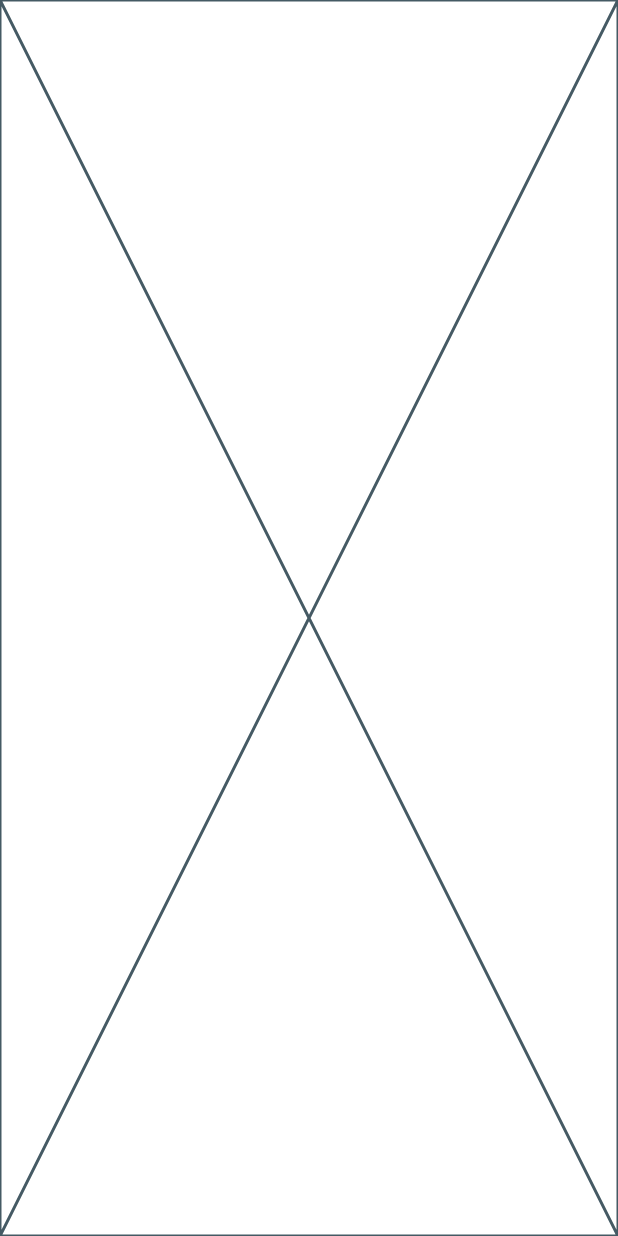
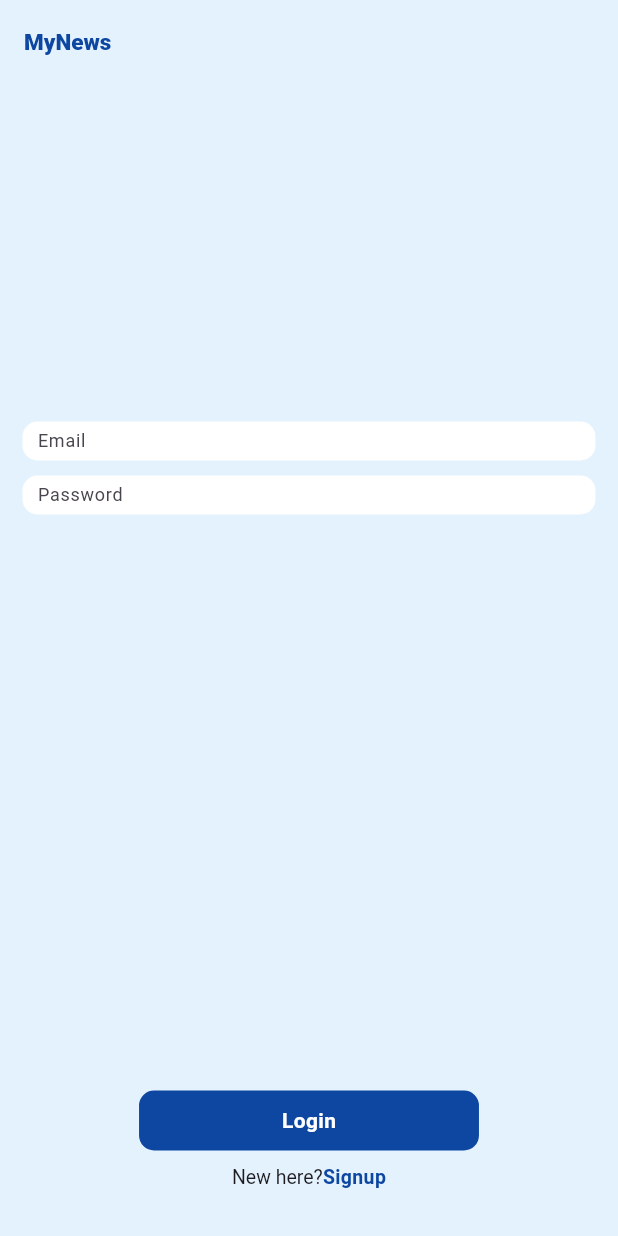
Before and after one commit to VishnuMelath/mynews, a Flutter app: the screen it shows after launch, on a phone screen of 412 x 824 dp. Run offline on Flutter 3.47's test engine with Material 3 defaults, Android fonts, the phone set to English and light mode, and no system bars; our stand-ins replace cloud_firestore, firebase_auth, firebase_core; accounts and stored records are empty.

Commit message:
login ui completed

```diff
--- a/lib/main.dart
+++ b/lib/main.dart
@@ -1,9 +1,11 @@
 import 'package:flutter/material.dart';
 import 'package:firebase_core/firebase_core.dart';
 import 'package:mynews/views/home_screen.dart';
+import 'package:mynews/views/login_screen.dart';
 import 'firebase_options.dart';
 
 void main() async {
+  WidgetsFlutterBinding.ensureInitialized();
   await Firebase.initializeApp(
     options: DefaultFirebaseOptions.currentPlatform,
   );
@@ -20,7 +22,7 @@ class MyApp extends StatelessWidget {
         colorScheme: ColorScheme.fromSeed(seedColor: Colors.deepPurple),
         useMaterial3: true,
       ),
-      home: const HomeScreen(),
+      home: const LoginScreen(),
     );
   }
 }
--- a/lib/utils/themes.dart
+++ b/lib/utils/themes.dart
@@ -1,5 +1,10 @@
 import 'package:flutter/material.dart';
+
+
+//Colors
 
 var backgroundColor=Colors.blue[50];
 
 const white= Colors.white;
+
+var blue =Colors.blue[900];
--- a/lib/views/home_screen.dart
+++ b/lib/views/home_screen.dart
@@ -1,10 +1,20 @@
 import 'package:flutter/material.dart';
+import 'package:mynews/utils/themes.dart';
 
 class HomeScreen extends StatelessWidget {
   const HomeScreen({super.key});
 
   @override
   Widget build(BuildContext context) {
-    return const Placeholder();
+    return Container(
+      color: backgroundColor,
+      child: SafeArea(child: Scaffold(
+        backgroundColor: backgroundColor,
+        appBar: AppBar(
+          backgroundColor: backgroundColor,
+          title: Text('MyNews',style: TextStyle(color: blue,fontWeight: FontWeight.w900,fontSize: 15),),
+        ),
+      )),
+    );
   }
 }
--- a/lib/views/login_screen.dart
+++ b/lib/views/login_screen.dart
@@ -0,0 +1,84 @@
+import 'dart:developer';
+
+import 'package:flutter/material.dart';
+import 'package:mynews/views/widgets/custom_appbar.dart';
+import 'package:mynews/views/widgets/custom_button.dart';
+import 'package:mynews/views/widgets/custom_login_signup_widget.dart';
+import 'package:mynews/views/widgets/custom_textfield.dart';
+
+import '../utils/themes.dart';
+
+class LoginScreen extends StatefulWidget {
+  const LoginScreen({super.key});
+
+  @override
+  State<LoginScreen> createState() => _LoginScreenState();
+}
+
+class _LoginScreenState extends State<LoginScreen> {
+  late GlobalKey<FormState> formkey;
+  late TextEditingController usernameController;
+  late TextEditingController passwordController;
+  @override
+  void initState() {
+    formkey = GlobalKey<FormState>();
+    usernameController=TextEditingController();
+    passwordController =TextEditingController();
+    super.initState();
+  }
+
+  @override
+  Widget build(BuildContext context) {
+    return Container(
+      color: backgroundColor,
+      child: SafeArea(
+          child: Scaffold(
+        backgroundColor: backgroundColor,
+        appBar: customAppBar(),
+        body: Form(
+          key: formkey,
+          child: Column(
+            children: [
+              Expanded(
+                  flex: 2,
+                  child: Center(
+                    child: Column(
+                      mainAxisSize: MainAxisSize.min,
+                      children: [
+                        customTextField(
+                          label: 'Email',
+                          controller: usernameController
+                        ),
+                        customTextField(
+                          controller: passwordController,
+                          label: 'Password',
+                        )
+                      ],
+                    ),
+                  )),
+              Expanded(
+                  flex: 1,
+                  child: Align(
+                    alignment: FractionalOffset.bottomCenter,
+                    child: Column(
+                      mainAxisSize: MainAxisSize.min,
+                      children: [
+                        customButton(context, label: 'Login',onTap: () {
+                          if(!formkey.currentState!.validate()){
+                            log('validation');
+                          }
+                        },),
+                        customLoginSignupWidget(context),
+                        const SizedBox(
+                          height: 30,
+                        )
+                      ],
+                    ),
+                  ))
+            ],
+          ),
+        ),
+      )),
+    );
+  }
+}
--- /dev/null
+++ b/lib/views/signup_screen.dart
@@ -0,0 +1,25 @@
+import 'package:flutter/material.dart';
+
+class SignupScreen extends StatefulWidget {
+  const SignupScreen({super.key});
+
+  @override
+  State<SignupScreen> createState() => _SignupScreenState();
+}
+
+class _SignupScreenState extends State<SignupScreen> {
+  late GlobalKey<FormState> formkey;
+  late TextEditingController usernameController;
+  late TextEditingController passwordController;
+  @override
+  void initState() {
+    formkey = GlobalKey<FormState>();
+    usernameController=TextEditingController();
+    passwordController =TextEditingController();
+    super.initState();
+  }
+  @override
+  Widget build(BuildContext context) {
+    return const Placeholder();
+  }
+}
--- /dev/null
+++ b/lib/views/widgets/custom_appbar.dart
@@ -0,0 +1,11 @@
+import 'package:flutter/material.dart';
+
+import '../../utils/themes.dart';
+
+AppBar customAppBar()
+{
+return AppBar(
+          backgroundColor: backgroundColor,
+          title: Text('MyNews',style: TextStyle(color: blue,fontWeight: FontWeight.w900,fontSize: 15),),
+        );
+}
--- /dev/null
+++ b/lib/views/widgets/custom_button.dart
@@ -0,0 +1,18 @@
+import 'package:flutter/material.dart';
+import 'package:mynews/utils/themes.dart';
+
+Widget customButton(BuildContext context,{required String label , void Function()? onTap})
+{
+  final width=MediaQuery.sizeOf(context).width;
+  return InkWell(onTap: onTap,
+  child: Container(
+    decoration: BoxDecoration(
+      color: blue,
+      borderRadius: BorderRadius.circular(10)
+    ),
+    width:width*0.55 ,
+    height: 40,
+    child: Center(child: Text(label,style: const TextStyle(color: white,fontWeight: FontWeight.w700),),),
+  ),
+  );
+}
--- /dev/null
+++ b/lib/views/widgets/custom_login_signup_widget.dart
@@ -0,0 +1,28 @@
+import 'package:flutter/material.dart';
+import 'package:mynews/utils/themes.dart';
+import 'package:mynews/views/login_screen.dart';
+import 'package:mynews/views/signup_screen.dart';
+
+Widget customLoginSignupWidget(BuildContext context,{bool login = true}) {
+  return Padding(
+    padding: const EdgeInsets.only(top:8.0),
+    child: Row(
+      mainAxisAlignment: MainAxisAlignment.center,
+      children: [
+        Text(login ? 'New here?' : 'Already have an account?',style: const TextStyle(
+          fontSize: 13,
+          letterSpacing: 0
+        ),),
+        GestureDetector(
+          onTap: () {
+            Navigator.push(context, MaterialPageRoute(builder: (context) =>login?const SignupScreen():const LoginScreen(),));
+          },
+          child: Text(login ? 'Signup' : 'Login',style: TextStyle(
+            fontSize: 13,
+            fontWeight: FontWeight.bold,
+            color: blue),),
+        )
+      ],
+    ),
+  );
+}
--- a/lib/views/widgets/custom_textfield.dart
+++ b/lib/views/widgets/custom_textfield.dart
@@ -1,6 +1,33 @@
 import 'package:flutter/material.dart';
+import 'package:mynews/utils/themes.dart';
 
-Widget customTextField()
-{
-  return TextFormField();
+Widget customTextField(
+    {required String label,
+    void Function()? onTap,
+    required TextEditingController controller}) {
+  return Padding(
+    padding: const EdgeInsets.symmetric(vertical: 5.0, horizontal: 15),
+    child: Container(
+      padding: const EdgeInsets.only(left: 10),
+      decoration: const BoxDecoration(
+          color: white, borderRadius: BorderRadius.all(Radius.circular(10))),
+      child: TextFormField(
+        style: const TextStyle(fontSize: 12),
+        autovalidateMode: AutovalidateMode.onUserInteraction,
+        controller: controller,
+        validator: (value) {
+          if (value == null || value.trim().isEmpty) {
+            return '$label cannot be empty';
+          }
+          return null;
+        },
+        cursorHeight: 12,
+        decoration: InputDecoration(
+            border: InputBorder.none,
+            hintText: label,
+            isDense: true,
+            hintStyle: const TextStyle(fontSize: 12)),
+      ),
+    ),
+  );
 }
```
Also changed, not shown: lib/views/reg_screen.dart (deleted).
